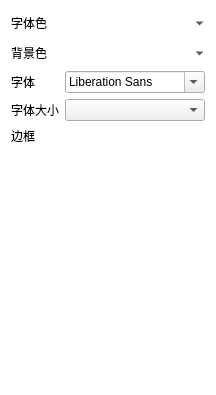
Old version of the form LxMemo/TextStyleWidget.ui in the repository SabiAmeno/LxMemo.
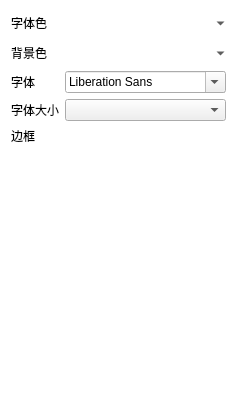
New version of the form. Icons and pictures are not drawn. Custom widgets are drawn as their Qt base class.

```diff
--- a/LxMemo/TextStyleWidget.ui
+++ b/LxMemo/TextStyleWidget.ui
@@ -6,7 +6,7 @@
    <rect>
     <x>0</x>
     <y>0</y>
-    <width>216</width>
+    <width>237</width>
     <height>395</height>
    </rect>
   </property>
@@ -228,7 +228,14 @@
     </widget>
    </item>
    <item row="4" column="1" colspan="2">
-    <widget class="QWidget" name="widget" native="true"/>
+    <widget class="QWidget" name="widget" native="true">
+     <property name="sizePolicy">
+      <sizepolicy hsizetype="Expanding" vsizetype="Preferred">
+       <horstretch>0</horstretch>
+       <verstretch>0</verstretch>
+      </sizepolicy>
+     </property>
+    </widget>
    </item>
    <item row="5" column="1">
     <spacer name="verticalSpacer">
```
